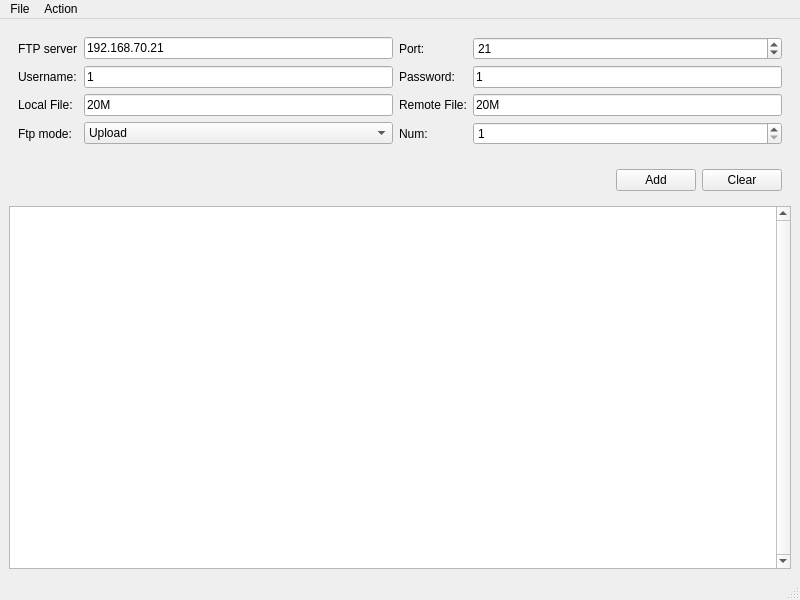
coolshou/multiftp, file src/mainwindow.ui: the form before one commit.
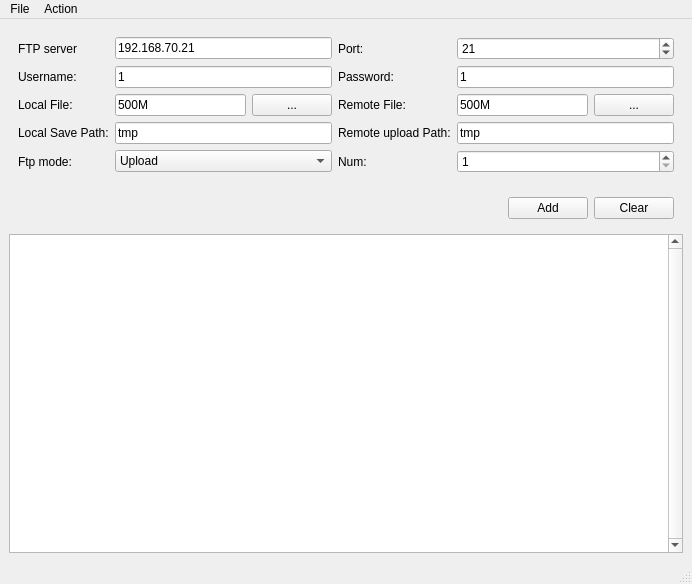
The form after the commit. Icons and pictures are not drawn.

Patch:
```diff
--- a/src/mainwindow.ui
+++ b/src/mainwindow.ui
@@ -6,8 +6,8 @@
    <rect>
     <x>0</x>
     <y>0</y>
-    <width>800</width>
-    <height>600</height>
+    <width>692</width>
+    <height>584</height>
    </rect>
   </property>
   <property name="windowTitle">
@@ -22,27 +22,61 @@
     <item>
      <widget class="QWidget" name="widget" native="true">
       <layout class="QGridLayout" name="gridLayout">
-       <item row="2" column="4">
-        <widget class="QLabel" name="label_4">
+       <item row="3" column="2">
+        <widget class="QPushButton" name="pbAddLocal">
+         <property name="maximumSize">
+          <size>
+           <width>16777215</width>
+           <height>16777215</height>
+          </size>
+         </property>
          <property name="text">
-          <string>Password:</string>
+          <string>...</string>
          </property>
         </widget>
        </item>
-       <item row="3" column="0">
-        <widget class="QLabel" name="label_5">
+       <item row="5" column="0">
+        <widget class="QLabel" name="label_7">
          <property name="text">
-          <string>Local File:</string>
+          <string>Ftp mode:</string>
          </property>
         </widget>
        </item>
-       <item row="3" column="4">
-        <widget class="QLabel" name="label_6">
+       <item row="3" column="1">
+        <widget class="QLineEdit" name="ftpLocalfile">
          <property name="text">
-          <string>Remote File:</string>
+          <string>500M</string>
          </property>
         </widget>
        </item>
+       <item row="3" column="6">
+        <widget class="QPushButton" name="pbAddRemote">
+         <property name="text">
+          <string>...</string>
+         </property>
+        </widget>
+       </item>
+       <item row="2" column="5" colspan="2">
+        <widget class="QLineEdit" name="ftpPassword">
+         <property name="text">
+          <string>1</string>
+         </property>
+        </widget>
+       </item>
+       <item row="5" column="1" colspan="2">
+        <widget class="QComboBox" name="ftpMode">
+         <item>
+          <property name="text">
+           <string>Upload</string>
+          </property>
+         </item>
+         <item>
+          <property name="text">
+           <string>Download</string>
+          </property>
+         </item>
+        </widget>
+       </item>
        <item row="2" column="0">
         <widget class="QLabel" name="label_3">
          <property name="text">
@@ -50,56 +84,14 @@
          </property>
         </widget>
        </item>
-       <item row="3" column="5">
-        <widget class="QLineEdit" name="ftpRemotefile">
-         <property name="text">
-          <string>20M</string>
-         </property>
-        </widget>
-       </item>
-       <item row="1" column="0">
-        <widget class="QLabel" name="label">
-         <property name="text">
-          <string>FTP server</string>
-         </property>
-        </widget>
-       </item>
-       <item row="4" column="5">
-        <widget class="QSpinBox" name="sbNum">
-         <property name="minimum">
-          <number>1</number>
-         </property>
-        </widget>
-       </item>
-       <item row="4" column="4">
-        <widget class="QLabel" name="label_8">
-         <property name="text">
-          <string>Num:</string>
-         </property>
-        </widget>
-       </item>
-       <item row="3" column="1">
-        <widget class="QLineEdit" name="ftpLocalfile">
-         <property name="text">
-          <string>20M</string>
-         </property>
-        </widget>
-       </item>
-       <item row="1" column="1">
+       <item row="1" column="1" colspan="2">
         <widget class="QLineEdit" name="ftpServer">
          <property name="text">
           <string>192.168.70.21</string>
          </property>
         </widget>
        </item>
-       <item row="1" column="4">
-        <widget class="QLabel" name="label_2">
-         <property name="text">
-          <string>Port:</string>
-         </property>
-        </widget>
-       </item>
-       <item row="1" column="5">
+       <item row="1" column="5" colspan="2">
         <widget class="QSpinBox" name="ftpPort">
          <property name="maximum">
           <number>65534</number>
@@ -109,38 +101,94 @@
          </property>
         </widget>
        </item>
-       <item row="2" column="5">
-        <widget class="QLineEdit" name="ftpPassword">
+       <item row="3" column="4">
+        <widget class="QLabel" name="label_6">
          <property name="text">
-          <string>1</string>
+          <string>Remote File:</string>
          </property>
         </widget>
        </item>
-       <item row="4" column="1">
-        <widget class="QComboBox" name="ftpMode">
-         <item>
-          <property name="text">
-           <string>Upload</string>
-          </property>
-         </item>
-         <item>
-          <property name="text">
-           <string>Download</string>
-          </property>
-         </item>
-        </widget>
-       </item>
-       <item row="2" column="1">
+       <item row="2" column="1" colspan="2">
         <widget class="QLineEdit" name="ftpUsername">
          <property name="text">
           <string>1</string>
          </property>
         </widget>
        </item>
+       <item row="1" column="4">
+        <widget class="QLabel" name="label_2">
+         <property name="text">
+          <string>Port:</string>
+         </property>
+        </widget>
+       </item>
+       <item row="5" column="4">
+        <widget class="QLabel" name="label_8">
+         <property name="text">
+          <string>Num:</string>
+         </property>
+        </widget>
+       </item>
+       <item row="5" column="5" colspan="2">
+        <widget class="QSpinBox" name="sbNum">
+         <property name="minimum">
+          <number>1</number>
+         </property>
+        </widget>
+       </item>
+       <item row="1" column="0">
+        <widget class="QLabel" name="label">
+         <property name="text">
+          <string>FTP server</string>
+         </property>
+        </widget>
+       </item>
+       <item row="3" column="5">
+        <widget class="QLineEdit" name="ftpRemotefile">
+         <property name="text">
+          <string>500M</string>
+         </property>
+        </widget>
+       </item>
+       <item row="3" column="0">
+        <widget class="QLabel" name="label_5">
+         <property name="text">
+          <string>Local File:</string>
+         </property>
+        </widget>
+       </item>
+       <item row="2" column="4">
+        <widget class="QLabel" name="label_4">
+         <property name="text">
+          <string>Password:</string>
+         </property>
+        </widget>
+       </item>
        <item row="4" column="0">
-        <widget class="QLabel" name="label_7">
+        <widget class="QLabel" name="label_9">
          <property name="text">
-          <string>Ftp mode:</string>
+          <string>Local Save Path:</string>
+         </property>
+        </widget>
+       </item>
+       <item row="4" column="4">
+        <widget class="QLabel" name="label_10">
+         <property name="text">
+          <string>Remote upload Path:</string>
+         </property>
+        </widget>
+       </item>
+       <item row="4" column="1" colspan="2">
+        <widget class="QLineEdit" name="ftpLocalPath">
+         <property name="text">
+          <string>tmp</string>
+         </property>
+        </widget>
+       </item>
+       <item row="4" column="5" colspan="2">
+        <widget class="QLineEdit" name="ftpRemotePath">
+         <property name="text">
+          <string>tmp</string>
          </property>
         </widget>
        </item>
@@ -209,7 +257,7 @@
     <rect>
      <x>0</x>
      <y>0</y>
-     <width>800</width>
+     <width>692</width>
      <height>23</height>
     </rect>
    </property>
```
